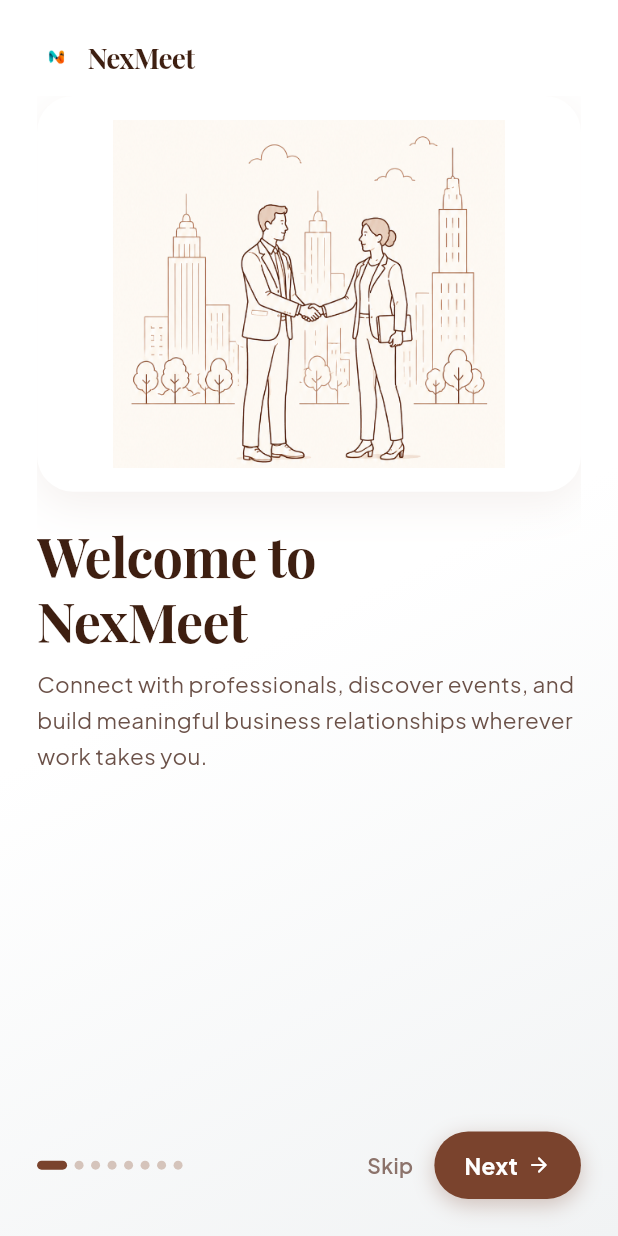
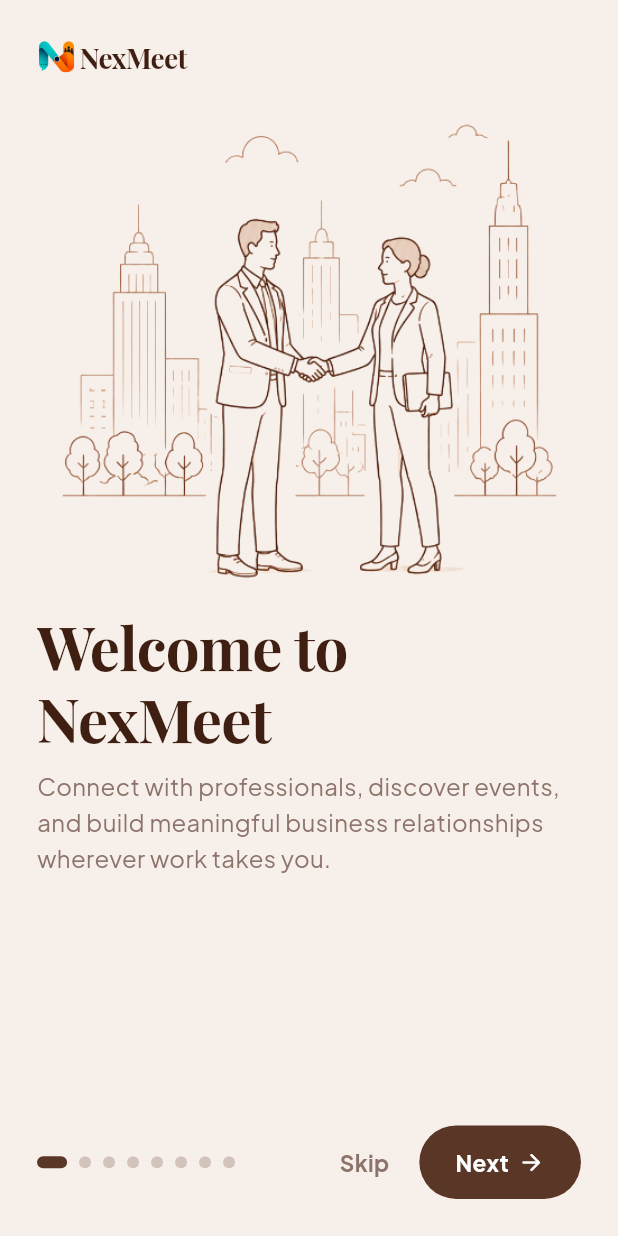
Before and after one commit to Saigagan777/Boardingpass, a Flutter app: the screen it shows after launch, on a phone screen of 412 x 824 dp. Run offline on Flutter 3.47's test engine with Material 3 defaults, Android fonts, the phone set to English and light mode, and no system bars; our stand-ins replace audioplayers, cached_network_image, cloud_firestore, file_picker, firebase_auth, firebase_core and 9 more; missing offline and left inert: dart:html, dart:js_util, dart:ui_web, google_mlkit_face_detection, mobile_scanner, record; accounts and stored records are empty.

Commit message:
UI fixes

```diff
--- a/lib/screens/hub_screen.dart
+++ b/lib/screens/hub_screen.dart
@@ -725,30 +725,7 @@
                   Row(
                     mainAxisAlignment: MainAxisAlignment.spaceBetween,
                     children: [
-                      Column(
-                        crossAxisAlignment: CrossAxisAlignment.start,
-                        children: [
-                          const AppLogo(size: 22),
-                          const SizedBox(height: 8),
-                          Container(
-                            padding: const EdgeInsets.symmetric(horizontal: 8, vertical: 3),
-                            decoration: BoxDecoration(
-                              color: const Color(0xFF7A432D).withValues(alpha: 0.08),
-                              borderRadius: BorderRadius.circular(6),
-                            ),
-                            child: const Text(
-                              'ACTIVITY HUB',
-                              style: TextStyle(
-                                fontFamily: 'PlusJakartaSans',
-                                fontSize: 9,
-                                fontWeight: FontWeight.bold,
-                                letterSpacing: 2.5,
-                                color: Color(0xFF7A432D),
-                              ),
-                            ),
-                          ),
-                        ],
-                      ),
+                      const AppLogo(size: 22),
                       Row(
                         mainAxisSize: MainAxisSize.min,
                         children: [
@@ -872,21 +849,12 @@
                   ),
                   const SizedBox(height: 8),
                   Text(
-                    '${_getGreeting()}, $userName',
+                    '${_getGreeting()}, ${userName.split(' ').first}',
                     style: TextStyle(
                       fontFamily: 'PlayfairDisplay',
                       fontSize: screenHeight < 650 ? 20 : 24,
                       fontWeight: FontWeight.w700,
                       color: const Color(0xFF3E1F11),
-                    ),
-                  ),
-                  const SizedBox(height: 2),
-                  const Text(
-                    'Pick any cell — no order, no funnel.',
-                    style: TextStyle(
-                      fontFamily: 'PlusJakartaSans',
-                      fontSize: 12,
-                      color: Color(0xFF8C736B),
                     ),
                   ),
                 ],
--- a/lib/screens/onboarding_screen.dart
+++ b/lib/screens/onboarding_screen.dart
@@ -2549,26 +2549,9 @@
 
     return Scaffold(
       resizeToAvoidBottomInset: true,
-      backgroundColor: Colors.white,
+      backgroundColor: const Color(0xFFF7EFE9),
       body: Stack(
         children: [
-          // Subtle warm gradient background
-          Positioned.fill(
-            child: Container(
-              decoration: const BoxDecoration(
-                gradient: LinearGradient(
-                  begin: Alignment.topLeft,
-                  end: Alignment.bottomRight,
-                  colors: [
-                    Colors.white,
-                    Colors.white,
-                    Color(0xFFF1F3F4),
-                  ],
-                  stops: [0.0, 0.5, 1.0],
-                ),
-              ),
-            ),
-          ),
           SafeArea(
             child: Padding(
               padding: EdgeInsets.symmetric(
@@ -2630,14 +2613,14 @@
                                 (index) => AnimatedContainer(
                                   duration: const Duration(milliseconds: 300),
                                   curve: Curves.easeInOut,
-                                  margin: const EdgeInsets.only(right: 5),
-                                  height: 6,
-                                  width: _currentIndex == index ? 20 : 6,
+                                  margin: const EdgeInsets.only(right: 8),
+                                  height: 8,
+                                  width: _currentIndex == index ? 20 : 8,
                                   decoration: BoxDecoration(
                                     color: _currentIndex == index
-                                        ? const Color(0xFF7A432D)
-                                        : const Color(0xFFD5C4BB),
-                                    borderRadius: BorderRadius.circular(3),
+                                        ? const Color(0xFF593625)
+                                        : const Color(0xFFD2C4BB),
+                                    borderRadius: BorderRadius.circular(4),
                                   ),
                                 ),
                               ),
@@ -2659,14 +2642,14 @@
                                         'Skip',
                                         style: TextStyle(
                                           fontFamily: 'PlusJakartaSans',
-                                          fontSize: 14,
-                                          fontWeight: FontWeight.w600,
+                                          fontSize: 15,
+                                          fontWeight: FontWeight.bold,
                                           color: Color(0xFF8C736B),
                                         ),
                                       ),
                                     ),
                                   ),
-                                  const SizedBox(width: 10),
+                                  const SizedBox(width: 16),
                                   GestureDetector(
                                     onTap: () {
                                       _pageController.nextPage(
@@ -2676,19 +2659,12 @@
                                     },
                                     child: Container(
                                       padding: const EdgeInsets.symmetric(
-                                        horizontal: 20,
-                                        vertical: 12,
+                                        horizontal: 24,
+                                        vertical: 14,
                                       ),
                                       decoration: BoxDecoration(
-                                        color: const Color(0xFF7A432D),
+                                        color: const Color(0xFF593625),
                                         borderRadius: BorderRadius.circular(28),
-                                        boxShadow: [
-                                          BoxShadow(
-                                            color: const Color(0xFF7A432D).withValues(alpha: 0.30),
-                                            blurRadius: 12,
-                                            offset: const Offset(0, 4),
-                                          ),
-                                        ],
                                       ),
                                       child: Row(
                                         mainAxisSize: MainAxisSize.min,
@@ -2706,7 +2682,7 @@
                                           Icon(
                                             Icons.arrow_forward_rounded,
                                             color: Colors.white,
-                                            size: 16,
+                                            size: 18,
                                           ),
                                         ],
                                       ),
@@ -2800,42 +2776,27 @@
   Widget build(BuildContext context) {
     final bool isSmallScreen = screenHeight < 700;
     final double titleSize = screenHeight < 640
-        ? 26.0
+        ? 30.0
         : screenHeight < 700
-            ? 30.0
-            : 36.0;
-    final double imageRatio = isSmallScreen ? 0.27 : 0.32;
+            ? 34.0
+            : 40.0;
+    final double imageRatio = isSmallScreen ? 0.35 : 0.40;
 
     return SingleChildScrollView(
       physics: const BouncingScrollPhysics(),
       child: Column(
         crossAxisAlignment: CrossAxisAlignment.start,
         children: [
-          // Illustration image with subtle drop shadow card
+          // Illustration image painted onto the background
           Container(
             height: screenHeight * imageRatio,
-            margin: EdgeInsets.only(bottom: screenHeight * 0.025),
-            decoration: BoxDecoration(
-              borderRadius: BorderRadius.circular(24),
-              color: Colors.white,
-              boxShadow: [
-                BoxShadow(
-                  color: const Color(0xFF7A432D).withValues(alpha: 0.08),
-                  blurRadius: 24,
-                  offset: const Offset(0, 8),
-                ),
-              ],
-            ),
-            child: ClipRRect(
-              borderRadius: BorderRadius.circular(24),
-              child: Center(
-                child: Padding(
-                  padding: const EdgeInsets.all(16),
-                  child: Image.asset(
-                    imagePath,
-                    fit: BoxFit.contain,
-                  ),
-                ),
+            margin: EdgeInsets.only(bottom: screenHeight * 0.015),
+            child: Center(
+              child: Image.asset(
+                imagePath,
+                fit: BoxFit.contain,
+                color: const Color(0xFFF7EFE9),
+                colorBlendMode: BlendMode.darken,
               ),
             ),
           ),
@@ -2859,16 +2820,16 @@
             subtitle,
             style: TextStyle(
               fontFamily: 'PlusJakartaSans',
-              fontSize: isSmallScreen ? 14 : 15,
-              color: const Color(0xFF6B5148),
-              height: 1.6,
-              fontWeight: FontWeight.w400,
+              fontSize: isSmallScreen ? 15 : 16,
+              color: const Color(0xFF8C736B),
+              height: 1.5,
+              fontWeight: FontWeight.w500,
             ),
           ),
 
           // Final Page Sign In/Up options
           if (isFinalPage) ...[
-            SizedBox(height: isSmallScreen ? screenHeight * 0.025 : screenHeight * 0.035),
+            SizedBox(height: isSmallScreen ? screenHeight * 0.05 : screenHeight * 0.08),
             _buildLinkedInButton(),
             const SizedBox(height: 14),
             Row(
--- a/lib/utils/app_logo.dart
+++ b/lib/utils/app_logo.dart
@@ -18,11 +18,14 @@
   Widget build(BuildContext context) {
     final primary = color ?? const Color(0xFF3E1F11);
 
-    final logoIcon = Image.asset(
-      'assets/images/app_logo.png',
-      width: size,
-      height: size,
-      fit: BoxFit.contain,
+    final logoIcon = Transform.scale(
+      scale: 2.4,
+      child: Image.asset(
+        'assets/images/app_logo.png',
+        width: size,
+        height: size,
+        fit: BoxFit.contain,
+      ),
     );
 
     if (!showText) {
@@ -34,7 +37,7 @@
       crossAxisAlignment: CrossAxisAlignment.center,
       children: [
         logoIcon,
-        SizedBox(width: size * 0.3),
+        SizedBox(width: size * 0.1),
         Flexible(
           child: Text(
             'NexMeet',
```
